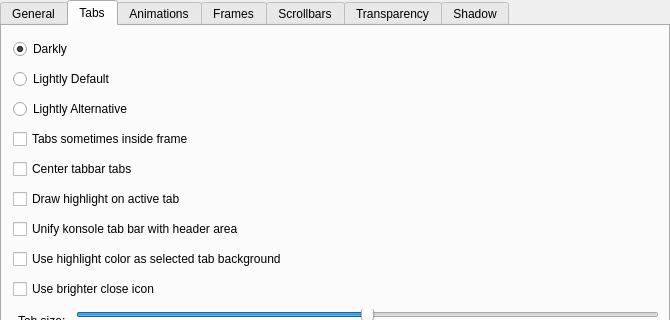
Bali10050/Darkly, file kstyle/config/ui/darklystyleconfig.ui: the form before one commit; both pictures show x 0 to 670 and y 0 to 320 of the 670 by 553 pixel window.
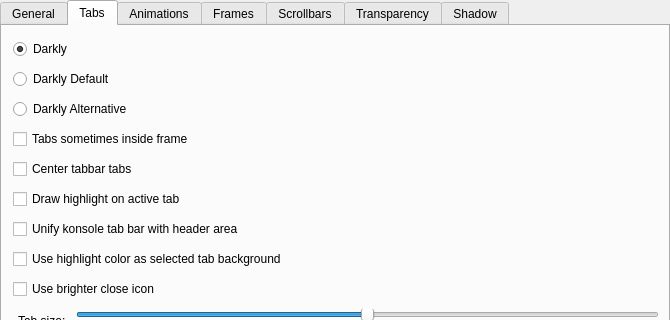
The form after the commit. The open tabs and pages were chosen to show the change. Custom widgets are drawn as their Qt base class.

Commit message:
i18n: rename leftover Lightly labels and mark units as notr
The tab bar style radio labels still carried the upstream project name, and px/ms/%/VERSION are not meant to be translated.

Diff of the .ui file:
```diff
--- a/kstyle/config/ui/darklystyleconfig.ui
+++ b/kstyle/config/ui/darklystyleconfig.ui
@@ -558,14 +558,14 @@
          <item>
           <widget class="QRadioButton" name="_oldTabbar">
            <property name="text">
-            <string>Lightly Default</string>
+            <string>Darkly Default</string>
            </property>
           </widget>
          </item>
          <item>
           <widget class="QRadioButton" name="_tabBarAltStyle">
            <property name="text">
-            <string>Lightly Alternative</string>
+            <string>Darkly Alternative</string>
            </property>
           </widget>
          </item>
```
Left out of the diff: 24 changed lines with no effect on the pictures. The commit also changes 1 other file.
